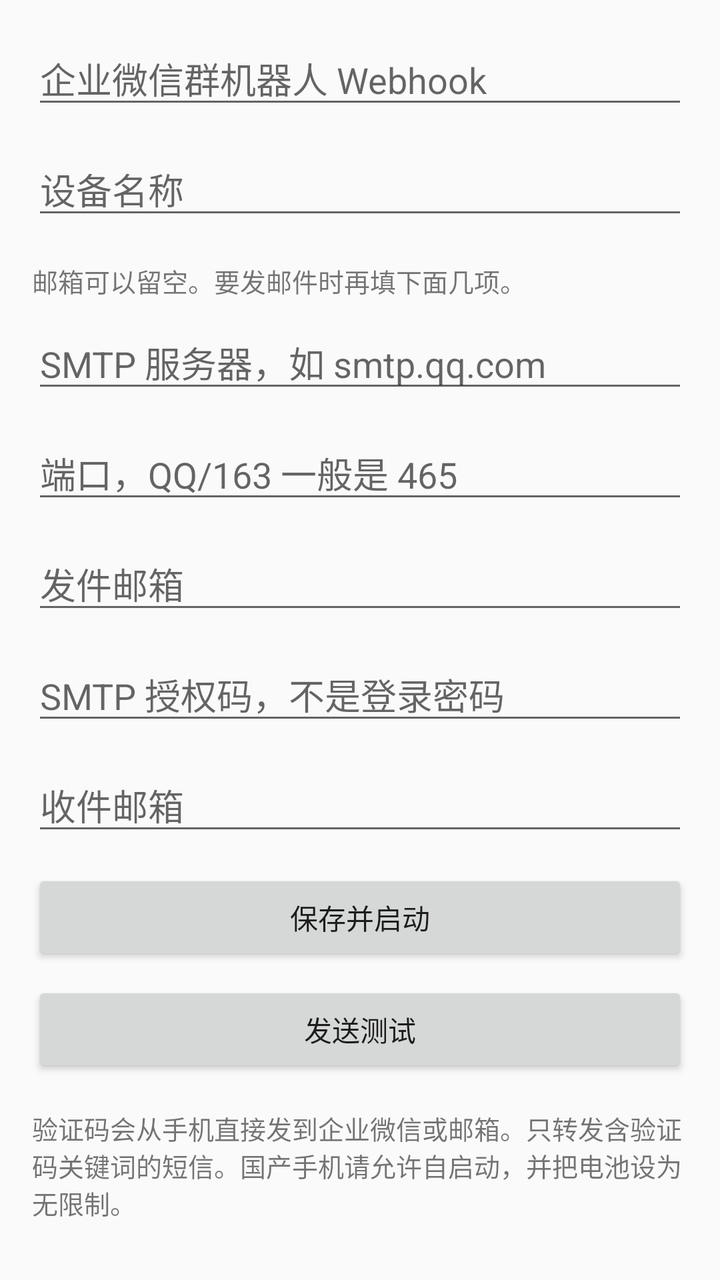
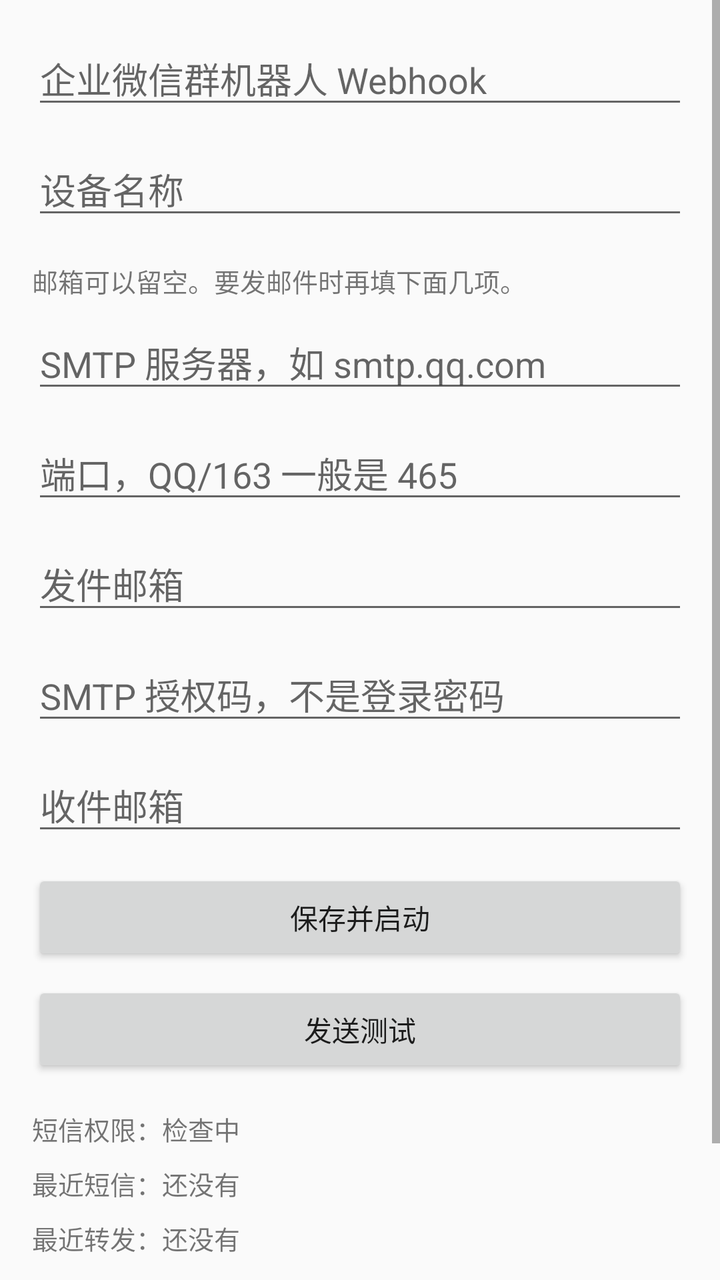

The first picture is an Android layout as it rendered before a commit; the second is the same layout after the commit. The layout source and the unified diff follow.
<!-- AndroidManifest.xml: application theme Theme.AppCompat.Light.DarkActionBar -->
<!-- res/layout/activity_main.xml -->
<ScrollView xmlns:android="http://schemas.android.com/apk/res/android"
  android:layout_width="match_parent"
  android:layout_height="match_parent">
  <LinearLayout
    android:orientation="vertical"
    android:padding="16dp"
    android:layout_width="match_parent"
    android:layout_height="wrap_content">
    <EditText
      android:id="@+id/webhook"
      android:hint="企业微信群机器人 Webhook"
      android:inputType="textUri"
      android:singleLine="true"
      android:layout_width="match_parent"
      android:layout_height="wrap_content"/>
    <EditText
      android:id="@+id/device"
      android:hint="设备名称"
      android:singleLine="true"
      android:layout_marginTop="12dp"
      android:layout_width="match_parent"
      android:layout_height="wrap_content"/>
    <TextView
      android:layout_width="match_parent"
      android:layout_height="wrap_content"
      android:layout_marginTop="16dp"
      android:text="邮箱可以留空。要发邮件时再填下面几项。"
      android:textSize="13sp"/>
    <EditText
      android:id="@+id/smtpHost"
      android:hint="SMTP 服务器，如 smtp.qq.com"
      android:singleLine="true"
      android:layout_marginTop="8dp"
      android:layout_width="match_parent"
      android:layout_height="wrap_content"/>
    <EditText
      android:id="@+id/smtpPort"
      android:hint="端口，QQ/163 一般是 465"
      android:inputType="number"
      android:singleLine="true"
      android:layout_marginTop="12dp"
      android:layout_width="match_parent"
      android:layout_height="wrap_content"/>
    <EditText
      android:id="@+id/smtpUser"
      android:hint="发件邮箱"
      android:inputType="textEmailAddress"
      android:singleLine="true"
      android:layout_marginTop="12dp"
      android:layout_width="match_parent"
      android:layout_height="wrap_content"/>
    <EditText
      android:id="@+id/smtpPass"
      android:hint="SMTP 授权码，不是登录密码"
      android:inputType="textPassword"
      android:singleLine="true"
      android:layout_marginTop="12dp"
      android:layout_width="match_parent"
      android:layout_height="wrap_content"/>
    <EditText
      android:id="@+id/mailTo"
      android:hint="收件邮箱"
      android:inputType="textEmailAddress"
      android:singleLine="true"
      android:layout_marginTop="12dp"
      android:layout_width="match_parent"
      android:layout_height="wrap_content"/>
    <Button
      android:id="@+id/save"
      android:text="保存并启动"
      android:layout_marginTop="12dp"
      android:layout_width="match_parent"
      android:layout_height="wrap_content"/>
    <Button
      android:id="@+id/test"
      android:text="发送测试"
      android:layout_marginTop="8dp"
      android:layout_width="match_parent"
      android:layout_height="wrap_content"/>
    <TextView
      android:layout_width="match_parent"
      android:layout_height="wrap_content"
      android:layout_marginTop="16dp"
      android:textSize="13sp"
      android:text="验证码会从手机直接发到企业微信或邮箱。只转发含验证码关键词的短信。国产手机请允许自启动，并把电池设为无限制。"/>
  </LinearLayout>
</ScrollView>
<!-- resources referenced by this layout -->
<resources>

</resources>

<!-- the commit's change to res/layout/activity_main.xml (unified diff, before → after) -->
@@ -78,10 +78,31 @@
       android:layout_width="match_parent"
       android:layout_height="wrap_content"/>
     <TextView
+      android:id="@+id/watch"
       android:layout_width="match_parent"
       android:layout_height="wrap_content"
       android:layout_marginTop="16dp"
       android:textSize="13sp"
-      android:text="验证码会从手机直接发到企业微信或邮箱。只转发含验证码关键词的短信。国产手机请允许自启动，并把电池设为无限制。"/>
+      android:text="短信权限：检查中"/>
+    <TextView
+      android:id="@+id/lastSms"
+      android:layout_width="match_parent"
+      android:layout_height="wrap_content"
+      android:layout_marginTop="8dp"
+      android:textSize="13sp"
+      android:text="最近短信：还没有"/>
+    <TextView
+      android:id="@+id/lastForward"
+      android:layout_width="match_parent"
+      android:layout_height="wrap_content"
+      android:layout_marginTop="8dp"
+      android:textSize="13sp"
+      android:text="最近转发：还没有"/>
+    <TextView
+      android:layout_width="match_parent"
+      android:layout_height="wrap_content"
+      android:layout_marginTop="16dp"
+      android:textSize="13sp"
+      android:text="测试成功只说明邮箱通了。带验证码字样的短信会转发；只有一串4到8位数字的短短信也会转发。请允许短信权限，并把电池设为无限制。"/>
   </LinearLayout>
 </ScrollView>
